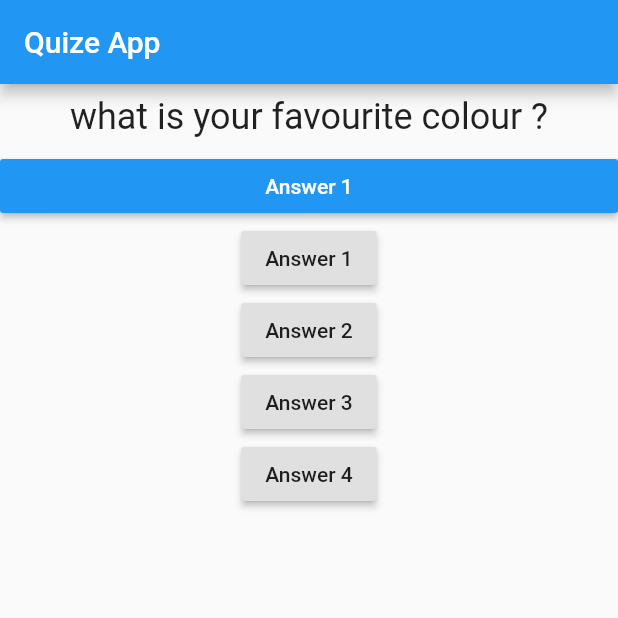
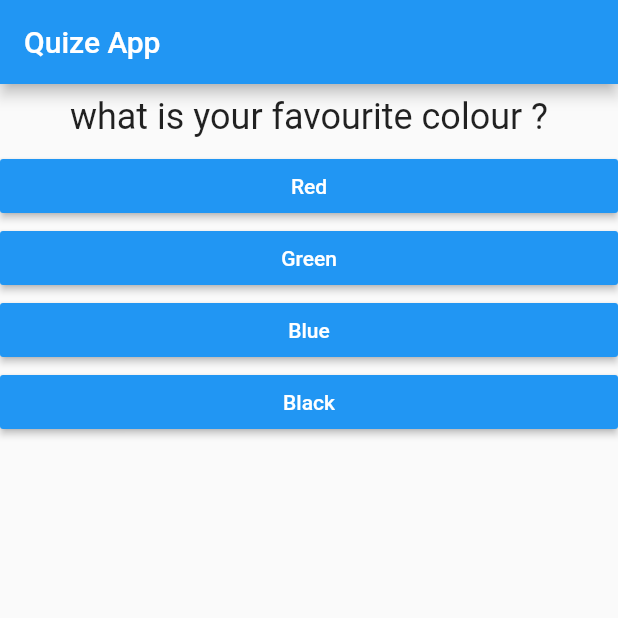
Before and after one commit to Thanveerahmd/my_first_flutter_app, a Flutter app: the screen it shows after launch, on a phone screen of 412 x 824 dp, the top half of it. Run offline on Flutter 3.47's test engine with Material 2 defaults, Android fonts, the phone set to English and light mode, and no system bars.

Commit message:
Answer Widget Updated

```diff
--- a/lib/answer.dart
+++ b/lib/answer.dart
@@ -1,9 +1,11 @@
 import 'package:flutter/material.dart';
 
 class Answer extends StatelessWidget {
+
   final Function selectHandler;
+  final String answerText;
 
-  Answer(this.selectHandler);
+  Answer(this.selectHandler, this.answerText);
 
   @override
   Widget build(BuildContext context) {
@@ -12,7 +14,7 @@ class Answer extends StatelessWidget {
       child: RaisedButton(
           color: Colors.blue,
           textColor: Colors.white,
-          child: Text('Answer 1'),
+          child: Text(answerText),
           onPressed: selectHandler),
     );
   }
--- a/lib/main.dart
+++ b/lib/main.dart
@@ -34,7 +34,6 @@ class _MyFirstAppState extends State<MyFirstApp> {
 
   @override
   Widget build(BuildContext context) {
-
     // var questions = [
     //   'what is your favourite colour ?',
     //   'what is your favourite animal ?'
@@ -62,12 +61,26 @@ class _MyFirstAppState extends State<MyFirstApp> {
         ),
         body: Column(
           children: [
+
             Quection(questions[_quectionIndex]['questionText']),
-            Answer(_answerQuestions),
+
+            // In this senario spread oprator (...) or 3 dots task is to pull all the values
+            // in the list and  use it as indivual value for the sourronding list (children[])
+
+            ...(questions[_quectionIndex]['answers'] as List<String>)
+                .map((answer) => Answer(_answerQuestions, answer))
+                .toList()
+
+            // Diffrent methods of creating buttons
+
+            /*
+            // method 1
             RaisedButton(child: Text('Answer 1'), onPressed: _answerQuestions),
+            // method 2
             RaisedButton(
                 child: Text('Answer 2'),
                 onPressed: () => print('answer 2 selected')),
+            // method 3
             RaisedButton(
                 child: Text('Answer 3'),
                 onPressed: () {
@@ -75,15 +88,7 @@ class _MyFirstAppState extends State<MyFirstApp> {
                   setState(() {
                     _quectionIndex++;
                   });
-                }),
-            RaisedButton(
-                child: Text('Answer 4'),
-                onPressed: () {
-                  print('answer 4 selected');
-                  setState(() {
-                    _quectionIndex++;
-                  });
-                })
+                }),*/
           ],
         ),
       ),
```
